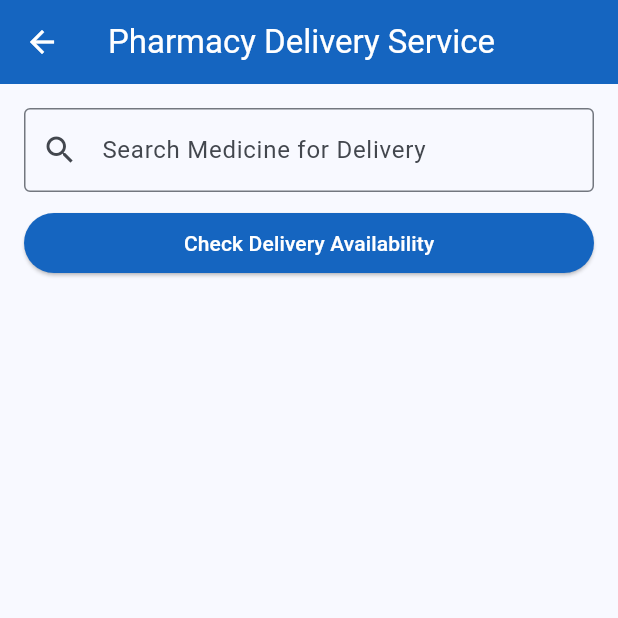
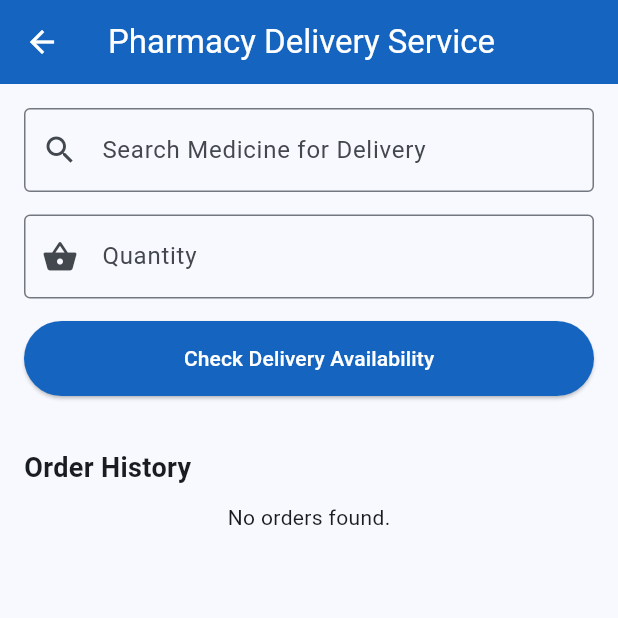
Before and after one commit to laibashamim189-dotcom/medicaree, a Flutter app: the PharmacyDeliveryScreen screen opened directly, on a phone screen of 412 x 824 dp, the top half of it. Run offline on Flutter 3.47's test engine with Material 3 defaults, Android fonts, the phone set to English and light mode, and no system bars; our stand-ins replace cloud_firestore, firebase_auth, firebase_core; accounts and stored records are empty.

Commit message:
Update pharmacy delivery: improved service selection and tracking

```diff
--- a/lib/pharmacyDelivery_screen.dart
+++ b/lib/pharmacyDelivery_screen.dart
@@ -3,7 +3,10 @@ import 'package:cloud_firestore/cloud_firestore.dart';
 import 'package:firebase_auth/firebase_auth.dart';
 
 class PharmacyDeliveryScreen extends StatefulWidget {
-  const PharmacyDeliveryScreen({super.key});
+  final VoidCallback? onBack;
+  final bool isReadOnly;
+  final String? patientId;
+  const PharmacyDeliveryScreen({super.key, this.onBack, this.isReadOnly = false, this.patientId});
 
   @override
   State<PharmacyDeliveryScreen> createState() => _PharmacyDeliveryScreenState();
@@ -12,15 +15,77 @@ class PharmacyDeliveryScreen extends StatefulWidget {
 class _PharmacyDeliveryScreenState extends State<PharmacyDeliveryScreen> {
   final TextEditingController _medicineController = TextEditingController();
   final TextEditingController _addressController = TextEditingController();
+  final TextEditingController _quantityController = TextEditingController();
 
   bool _isChecking = false;
   String _availabilityStatus = '';
   bool _canPlaceOrder = false;
   double _medicinePrice = 0.0;
-  final double _deliveryFee = 100.0; // Standard Flat Delivery Charge
+  final double _deliveryFee = 100.0;
 
-  // Check Availability with Delivery Verification
+  late String _effectivePatientId;
+
+  @override
+  void initState() {
+    super.initState();
+    _effectivePatientId = widget.patientId ?? FirebaseAuth.instance.currentUser?.uid ?? "";
+  }
+
+  final Map<String, double> _localInventory = {
+    'panadol': 50.0,
+    'paracetamol': 40.0,
+    'advil': 120.0,
+    'ibuprofen': 80.0,
+    'aspirin': 30.0,
+    'tylenol': 150.0,
+    'amoxicillin': 250.0,
+    'azithromycin': 450.0,
+    'cetirizine': 100.0,
+    'loratadine': 110.0,
+    'metformin': 200.0,
+    'atorvastatin': 600.0,
+    'amlodipine': 300.0,
+    'lisinopril': 350.0,
+    'omeprazole': 180.0,
+    'esomeprazole': 220.0,
+    'pantoprazole': 190.0,
+    'metoprolol': 280.0,
+    'simvastatin': 240.0,
+    'losartan': 320.0,
+    'albuterol': 800.0,
+    'fluticasone': 1200.0,
+    'montlukast': 550.0,
+    'gabapentin': 700.0,
+    'sertraline': 900.0,
+    'escitalopram': 850.0,
+    'fluoxetine': 750.0,
+    'alprazolam': 500.0,
+    'diazepam': 400.0,
+    'lorazepam': 450.0,
+    'tramadol': 350.0,
+    'hydrocodone': 1500.0,
+    'oxycodone': 1800.0,
+    'prednisone': 200.0,
+    'dexamethasone': 250.0,
+    'furosemide': 150.0,
+    'spironolactone': 400.0,
+    'warfarin': 600.0,
+    'clopidogrel': 700.0,
+    'levothyroxine': 300.0,
+    'insulin': 2500.0,
+    'rosuvastatin': 650.0,
+    'duloxetine': 950.0,
+    'venlafaxine': 880.0,
+    'bupropion': 920.0,
+    'ciprofloxacin': 400.0,
+    'doxycycline': 350.0,
+    'meloxicam': 280.0,
+    'celecoxib': 550.0,
+    'augmentin': 1200.0,
+  };
+
   Future<void> _checkMedicineAndDelivery() async {
+    if (widget.isReadOnly) return;
     final name = _medicineController.text.trim().toLowerCase();
     if (name.isEmpty) return;
 
@@ -31,6 +96,15 @@ class _PharmacyDeliveryScreenState extends State<PharmacyDeliveryScreen> {
     });
 
     try {
+      if (_localInventory.containsKey(name)) {
+        setState(() {
+          _medicinePrice = _localInventory[name]!;
+          _availabilityStatus = "In Stock & Available for Home Delivery!";
+          _canPlaceOrder = true;
+        });
+        return;
+      }
+
       final querySnapshot = await FirebaseFirestore.instance
           .collection('medicines')
           .where('name', isEqualTo: name)
@@ -70,8 +144,8 @@ class _PharmacyDeliveryScreenState extends State<PharmacyDeliveryScreen> {
     }
   }
 
-  // Confirm Delivery Order
   Future<void> _submitDeliveryOrder() async {
+    if (widget.isReadOnly) return;
     if (_addressController.text.trim().isEmpty) {
       ScaffoldMessenger.of(context).showSnackBar(
         const SnackBar(content: Text("Please enter complete delivery address")),
@@ -79,16 +153,25 @@ class _PharmacyDeliveryScreenState extends State<PharmacyDeliveryScreen> {
       return;
     }
 
+    final int quantity = int.tryParse(_quantityController.text.trim()) ?? 1;
+    if (quantity <= 0) {
+      ScaffoldMessenger.of(context).showSnackBar(
+        const SnackBar(content: Text("Please enter a valid quantity")),
+      );
+      return;
+    }
+
     final user = FirebaseAuth.instance.currentUser;
     if (user == null) return;
 
-    final double totalBill = _medicinePrice + _deliveryFee;
+    final double totalBill = (_medicinePrice * quantity) + _deliveryFee;
 
     try {
       await FirebaseFirestore.instance.collection('medicine_orders').add({
-        'userId': user.uid,
+        'userId': _effectivePatientId,
         'userEmail': user.email,
         'medicineName': _medicineController.text.trim(),
+        'quantity': quantity,
         'deliveryAddress': _addressController.text.trim(),
         'medicinePrice': _medicinePrice,
         'deliveryFee': _deliveryFee,
@@ -105,6 +188,7 @@ class _PharmacyDeliveryScreenState extends State<PharmacyDeliveryScreen> {
 
       _medicineController.clear();
       _addressController.clear();
+      _quantityController.clear();
       setState(() {
         _availabilityStatus = '';
         _canPlaceOrder = false;
@@ -118,16 +202,24 @@ class _PharmacyDeliveryScreenState extends State<PharmacyDeliveryScreen> {
 
   @override
   Widget build(BuildContext context) {
+    int currentQuantity = int.tryParse(_quantityController.text) ?? 1;
+
     return Scaffold(
       appBar: AppBar(
-        title: const Text("Pharmacy Delivery Service"),
+        title: const Text("Pharmacy Delivery Service", style: TextStyle(color: Colors.white)),
         backgroundColor: const Color(0xFF1565C0),
+        iconTheme: const IconThemeData(color: Colors.white),
+        leading: IconButton(
+          icon: const Icon(Icons.arrow_back),
+          onPressed: widget.onBack ?? () => Navigator.of(context).pop(),
+        ),
       ),
       body: SingleChildScrollView(
         padding: const EdgeInsets.all(16.0),
         child: Column(
           crossAxisAlignment: CrossAxisAlignment.stretch,
           children: [
+            if (!widget.isReadOnly) ...[
               TextField(
                 controller: _medicineController,
                 decoration: const InputDecoration(
@@ -136,16 +228,33 @@ class _PharmacyDeliveryScreenState extends State<PharmacyDeliveryScreen> {
                   border: OutlineInputBorder(),
                 ),
               ),
-            const SizedBox(height: 10),
+              const SizedBox(height: 15),
+              TextField(
+                controller: _quantityController,
+                keyboardType: TextInputType.number,
+                decoration: const InputDecoration(
+                  labelText: "Quantity",
+                  prefixIcon: Icon(Icons.shopping_basket),
+                  border: OutlineInputBorder(),
+                ),
+                onChanged: (value) {
+                  setState(() {});
+                },
+              ),
+              const SizedBox(height: 15),
               ElevatedButton(
-              style: ElevatedButton.styleFrom(backgroundColor: const Color(0xFF1565C0)),
+                style: ElevatedButton.styleFrom(
+                  backgroundColor: const Color(0xFF1565C0),
+                  minimumSize: const Size(double.infinity, 50),
+                ),
                 onPressed: _isChecking ? null : _checkMedicineAndDelivery,
                 child: _isChecking
                     ? const SizedBox(height: 20, width: 20, child: CircularProgressIndicator(color: Colors.white, strokeWidth: 2))
                     : const Text("Check Delivery Availability", style: TextStyle(color: Colors.white)),
               ),
+            ],
             const SizedBox(height: 15),
-            if (_availabilityStatus.isNotEmpty)
+            if (_availabilityStatus.isNotEmpty && !widget.isReadOnly)
               Container(
                 padding: const EdgeInsets.all(12),
                 decoration: BoxDecoration(
@@ -161,7 +270,7 @@ class _PharmacyDeliveryScreenState extends State<PharmacyDeliveryScreen> {
                   ),
                 ),
               ),
-            if (_canPlaceOrder) ...[
+            if (_canPlaceOrder && !widget.isReadOnly) ...[
               const SizedBox(height: 20),
               const Text("Delivery Details", style: TextStyle(fontSize: 16, fontWeight: FontWeight.bold)),
               const SizedBox(height: 10),
@@ -174,7 +283,6 @@ class _PharmacyDeliveryScreenState extends State<PharmacyDeliveryScreen> {
                 ),
               ),
               const SizedBox(height: 15),
-              // Payment Breakdown Card
               Card(
                 elevation: 2,
                 child: Padding(
@@ -184,8 +292,8 @@ class _PharmacyDeliveryScreenState extends State<PharmacyDeliveryScreen> {
                       Row(
                         mainAxisAlignment: MainAxisAlignment.spaceBetween,
                         children: [
-                          const Text("Medicine Cost:"),
-                          Text("Rs. ${_medicinePrice.toStringAsFixed(0)}"),
+                          Text("Medicine Cost (x$currentQuantity):"),
+                          Text("Rs. ${(_medicinePrice * currentQuantity).toStringAsFixed(0)}"),
                         ],
                       ),
                       const Divider(),
@@ -202,7 +310,7 @@ class _PharmacyDeliveryScreenState extends State<PharmacyDeliveryScreen> {
                         children: [
                           const Text("Total Payable (COD):", style: TextStyle(fontWeight: FontWeight.bold)),
                           Text(
-                            "Rs. ${(_medicinePrice + _deliveryFee).toStringAsFixed(0)}",
+                            "Rs. ${(_medicinePrice * currentQuantity + _deliveryFee).toStringAsFixed(0)}",
                             style: const TextStyle(fontWeight: FontWeight.bold, color: Colors.green),
                           ),
                         ],
@@ -229,7 +337,55 @@ class _PharmacyDeliveryScreenState extends State<PharmacyDeliveryScreen> {
                 icon: const Icon(Icons.pedal_bike, color: Colors.white),
                 label: const Text("Confirm & Request Delivery", style: TextStyle(color: Colors.white, fontSize: 16)),
               ),
-            ]
+            ],
+            const SizedBox(height: 20),
+            const Text("Order History", style: TextStyle(fontSize: 18, fontWeight: FontWeight.bold)),
+            const SizedBox(height: 10),
+            StreamBuilder<QuerySnapshot>(
+              stream: FirebaseFirestore.instance
+                  .collection('medicine_orders')
+                  .where('userId', isEqualTo: _effectivePatientId)
+                  .orderBy('timestamp', descending: true)
+                  .snapshots(),
+              builder: (context, snapshot) {
+                if (snapshot.connectionState == ConnectionState.waiting) return const Center(child: CircularProgressIndicator());
+                if (!snapshot.hasData || snapshot.data!.docs.isEmpty) return const Center(child: Text("No orders found."));
+
+                return ListView.builder(
+                  shrinkWrap: true,
+                  physics: const NeverScrollableScrollPhysics(),
+                  itemCount: snapshot.data!.docs.length,
+                  itemBuilder: (context, index) {
+                    var order = snapshot.data!.docs[index];
+                    var data = order.data() as Map<String, dynamic>;
+                    return Dismissible(
+                      key: Key(order.id),
+                      direction: widget.isReadOnly ? DismissDirection.none : DismissDirection.endToStart,
+                      background: Container(
+                        alignment: Alignment.centerRight,
+                        padding: const EdgeInsets.only(right: 20),
+                        color: Colors.transparent,
+                        child: const Icon(Icons.delete, color: Colors.grey),
+                      ),
+                      onDismissed: (direction) {
+                        FirebaseFirestore.instance.collection('medicine_orders').doc(order.id).delete();
+                        ScaffoldMessenger.of(context).showSnackBar(
+                          const SnackBar(content: Text("Order history deleted")),
+                        );
+                      },
+                      child: Card(
+                        margin: const EdgeInsets.only(bottom: 10),
+                        child: ListTile(
+                          title: Text("${data['medicineName']} (x${data['quantity']})"),
+                          subtitle: Text("Status: ${data['deliveryStatus']}\nTotal: Rs. ${data['totalAmount']}"),
+                          trailing: const Icon(Icons.local_shipping, color: Color(0xFF1565C0)),
+                        ),
+                      ),
+                    );
+                  },
+                );
+              },
+            ),
           ],
         ),
       ),
```
Lines whose indentation alone changed are shown as unchanged.
